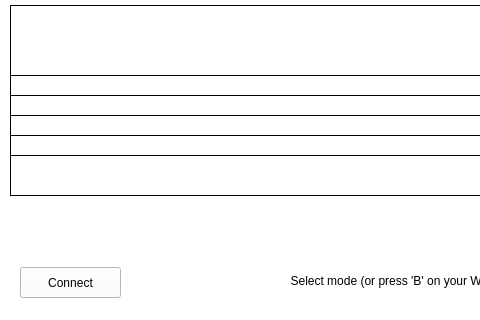
The window that Final/final.ui (FelixKalley/reaction-test) describes before a commit, drawn with Qt 5; both pictures show x 0 to 480 and y 95 to 415 of the 642 by 415 pixel window.
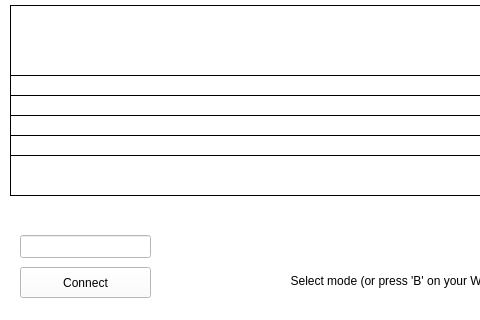
The same window after the commit. Icons and pictures are not drawn.

```diff
--- a/Final/final.ui
+++ b/Final/final.ui
@@ -163,7 +163,7 @@
     <rect>
      <x>20</x>
      <y>362</y>
-     <width>101</width>
+     <width>131</width>
      <height>31</height>
     </rect>
    </property>
@@ -241,12 +241,23 @@
     <string/>
    </property>
   </widget>
+  <widget class="QLineEdit" name="lineEdit">
+   <property name="geometry">
+    <rect>
+     <x>20</x>
+     <y>330</y>
+     <width>131</width>
+     <height>23</height>
+    </rect>
+   </property>
+  </widget>
   <zorder>label_4</zorder>
   <zorder>label_2</zorder>
   <zorder>frame</zorder>
   <zorder>connectWiiMoteButton</zorder>
   <zorder>modeComboBox</zorder>
   <zorder>label_3</zorder>
+  <zorder>lineEdit</zorder>
  </widget>
  <resources/>
  <connections/>
```
